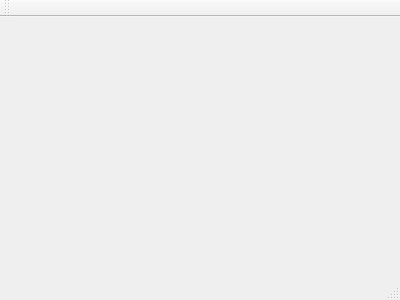
This is config_tool/config_tool.ui in dizni/config_tool as Qt 5 draws it before an edit. The edited form follows.
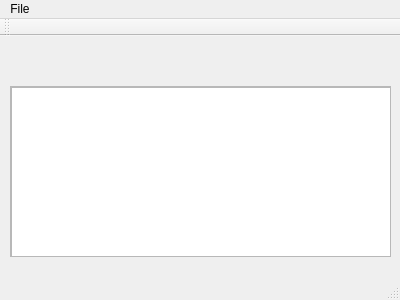
This is the edited form.

The edit to the form file:
```diff
--- a/config_tool/config_tool.ui
+++ b/config_tool/config_tool.ui
@@ -12,13 +12,80 @@
   <property name="windowTitle" >
    <string>Config_Tool</string>
   </property>
-  <widget class="QMenuBar" name="menuBar" />
-  <widget class="QToolBar" name="mainToolBar" />
-  <widget class="QWidget" name="centralWidget" />
-  <widget class="QStatusBar" name="statusBar" />
+  <widget class="QWidget" name="centralWidget">
+   <widget class="QScrollArea" name="scrollArea">
+    <property name="geometry">
+     <rect>
+      <x>10</x>
+      <y>50</y>
+      <width>381</width>
+      <height>171</height>
+     </rect>
+    </property>
+    <property name="widgetResizable">
+     <bool>true</bool>
+    </property>
+    <widget class="QWidget" name="scrollAreaWidgetContents">
+     <property name="geometry">
+      <rect>
+       <x>0</x>
+       <y>0</y>
+       <width>379</width>
+       <height>169</height>
+      </rect>
+     </property>
+     <widget class="QTextBrowser" name="textBrowser">
+      <property name="geometry">
+       <rect>
+        <x>0</x>
+        <y>0</y>
+        <width>381</width>
+        <height>171</height>
+       </rect>
+      </property>
+     </widget>
+    </widget>
+   </widget>
+  </widget>
+  <widget class="QMenuBar" name="menuBar">
+   <property name="geometry">
+    <rect>
+     <x>0</x>
+     <y>0</y>
+     <width>400</width>
+     <height>22</height>
+    </rect>
+   </property>
+   <widget class="QMenu" name="menufile">
+    <property name="title">
+     <string>File</string>
+    </property>
+    <addaction name="actionScan"/>
+    <addaction name="actionQuit"/>
+   </widget>
+   <addaction name="menufile"/>
+  </widget>
+  <widget class="QToolBar" name="mainToolBar">
+   <attribute name="toolBarArea">
+    <enum>TopToolBarArea</enum>
+   </attribute>
+   <attribute name="toolBarBreak">
+    <bool>false</bool>
+   </attribute>
+  </widget>
+  <widget class="QStatusBar" name="statusBar"/>
+  <action name="actionScan">
+   <property name="text">
+    <string>Scan</string>
+   </property>
+  </action>
+  <action name="actionQuit">
+   <property name="text">
+    <string>Quit</string>
+   </property>
+  </action>
  </widget>
- <layoutDefault spacing="6" margin="11" />
- <pixmapfunction></pixmapfunction>
+ <layoutdefault spacing="6" margin="11"/>
  <resources/>
  <connections/>
 </ui>
```
Left out of the diff: 7 changed lines with no effect on the pictures.
